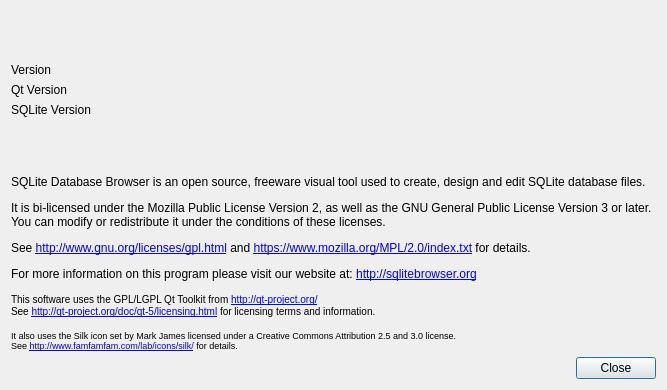
This is src/AboutDialog.ui in sqlitebrowser/sqlitebrowser as Qt 5 draws it before an edit. The edited form follows.
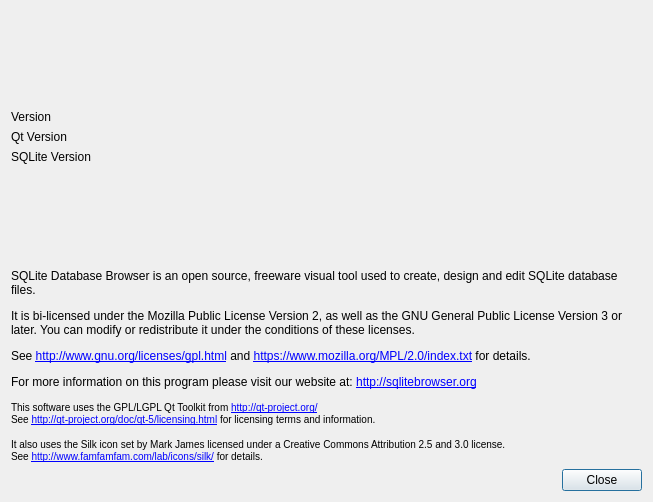
This is the edited form. Icons and pictures are not drawn.

Commit message:
Make About dialog larger, so it displays fully on OSX
Also specify font size better for bottom text, which was previously
unreadable on OSX 10.7.

```diff
--- a/src/AboutDialog.ui
+++ b/src/AboutDialog.ui
@@ -6,8 +6,8 @@
    <rect>
     <x>0</x>
     <y>0</y>
-    <width>667</width>
-    <height>390</height>
+    <width>653</width>
+    <height>502</height>
    </rect>
   </property>
   <property name="windowTitle">
@@ -116,7 +116,7 @@
    <item>
     <widget class="QLabel" name="label">
      <property name="text">
-      <string>&lt;html&gt;&lt;head/&gt;&lt;body&gt;&lt;p&gt;SQLite Database Browser is an open source, freeware visual tool used to create, design and edit SQLite database files.&lt;/p&gt;&lt;p&gt;It is bi-licensed under the Mozilla Public License Version 2, as well as the GNU General Public License Version 3 or later. You can modify or redistribute it under the conditions of these licenses.&lt;/p&gt;&lt;p&gt;See &lt;a href=&quot;http://www.gnu.org/licenses/gpl.html&quot;&gt;&lt;span style=&quot; text-decoration: underline; color:#0000ff;&quot;&gt;http://www.gnu.org/licenses/gpl.html&lt;/span&gt;&lt;/a&gt; and &lt;a href=&quot;https://www.mozilla.org/MPL/2.0/index.txt&quot;&gt;&lt;span style=&quot; text-decoration: underline; color:#0000ff;&quot;&gt;https://www.mozilla.org/MPL/2.0/index.txt&lt;/span&gt;&lt;/a&gt; for details.&lt;/p&gt;&lt;p&gt;For more information on this program please visit our website at: &lt;a href=&quot;http://sqlitebrowser.org&quot;&gt;&lt;span style=&quot; text-decoration: underline; color:#0000ff;&quot;&gt;http://sqlitebrowser.org&lt;/span&gt;&lt;/a&gt;&lt;/p&gt;&lt;p&gt;&lt;span style=&quot; font-size:small;&quot;&gt;This software uses the GPL/LGPL Qt Toolkit from &lt;/span&gt;&lt;a href=&quot;http://qt-project.org/&quot;&gt;&lt;span style=&quot; font-size:small; text-decoration: underline; color:#0000ff;&quot;&gt;http://qt-project.org/&lt;/span&gt;&lt;/a&gt;&lt;span style=&quot; font-size:small;&quot;&gt;&lt;br/&gt;See &lt;/span&gt;&lt;a href=&quot;http://qt-project.org/doc/qt-5/licensing.html&quot;&gt;&lt;span style=&quot; font-size:small; text-decoration: underline; color:#0000ff;&quot;&gt;http://qt-project.org/doc/qt-5/licensing.html&lt;/span&gt;&lt;/a&gt;&lt;span style=&quot; font-size:small;&quot;&gt; for licensing terms and information.&lt;/span&gt;&lt;/p&gt;&lt;p&gt;&lt;span style=&quot; font-size:7pt;&quot;&gt;It also uses the Silk icon set by Mark James licensed under a Creative Commons Attribution 2.5 and 3.0 license.&lt;br/&gt;See &lt;/span&gt;&lt;a href=&quot;http://www.famfamfam.com/lab/icons/silk/&quot;&gt;&lt;span style=&quot; font-size:7pt; text-decoration: underline; color:#0000ff;&quot;&gt;http://www.famfamfam.com/lab/icons/silk/&lt;/span&gt;&lt;/a&gt;&lt;span style=&quot; font-size:7pt;&quot;&gt; for details.&lt;/span&gt;&lt;/p&gt;&lt;/body&gt;&lt;/html&gt;</string>
+      <string>&lt;html&gt;&lt;head/&gt;&lt;body&gt;&lt;p&gt;SQLite Database Browser is an open source, freeware visual tool used to create, design and edit SQLite database files.&lt;/p&gt;&lt;p&gt;It is bi-licensed under the Mozilla Public License Version 2, as well as the GNU General Public License Version 3 or later. You can modify or redistribute it under the conditions of these licenses.&lt;/p&gt;&lt;p&gt;See &lt;a href=&quot;http://www.gnu.org/licenses/gpl.html&quot;&gt;&lt;span style=&quot; text-decoration: underline; color:#0000ff;&quot;&gt;http://www.gnu.org/licenses/gpl.html&lt;/span&gt;&lt;/a&gt; and &lt;a href=&quot;https://www.mozilla.org/MPL/2.0/index.txt&quot;&gt;&lt;span style=&quot; text-decoration: underline; color:#0000ff;&quot;&gt;https://www.mozilla.org/MPL/2.0/index.txt&lt;/span&gt;&lt;/a&gt; for details.&lt;/p&gt;&lt;p&gt;For more information on this program please visit our website at: &lt;a href=&quot;http://sqlitebrowser.org&quot;&gt;&lt;span style=&quot; text-decoration: underline; color:#0000ff;&quot;&gt;http://sqlitebrowser.org&lt;/span&gt;&lt;/a&gt;&lt;/p&gt;&lt;p&gt;&lt;span style=&quot; font-size:small;&quot;&gt;This software uses the GPL/LGPL Qt Toolkit from &lt;/span&gt;&lt;a href=&quot;http://qt-project.org/&quot;&gt;&lt;span style=&quot; font-size:small; text-decoration: underline; color:#0000ff;&quot;&gt;http://qt-project.org/&lt;/span&gt;&lt;/a&gt;&lt;span style=&quot; font-size:small;&quot;&gt;&lt;br/&gt;See &lt;/span&gt;&lt;a href=&quot;http://qt-project.org/doc/qt-5/licensing.html&quot;&gt;&lt;span style=&quot; font-size:small; text-decoration: underline; color:#0000ff;&quot;&gt;http://qt-project.org/doc/qt-5/licensing.html&lt;/span&gt;&lt;/a&gt;&lt;span style=&quot; font-size:small;&quot;&gt; for licensing terms and information.&lt;/span&gt;&lt;/p&gt;&lt;p&gt;&lt;span style=&quot; font-size:small;&quot;&gt;It also uses the Silk icon set by Mark James licensed under a Creative Commons Attribution 2.5 and 3.0 license.&lt;br/&gt;See &lt;/span&gt;&lt;a href=&quot;http://www.famfamfam.com/lab/icons/silk/&quot;&gt;&lt;span style=&quot; font-size:small; text-decoration: underline; color:#0000ff;&quot;&gt;http://www.famfamfam.com/lab/icons/silk/&lt;/span&gt;&lt;/a&gt;&lt;span style=&quot; font-size:small;&quot;&gt; for details.&lt;/span&gt;&lt;/p&gt;&lt;/body&gt;&lt;/html&gt;</string>
      </property>
      <property name="alignment">
       <set>Qt::AlignLeading|Qt::AlignLeft|Qt::AlignTop</set>
```
